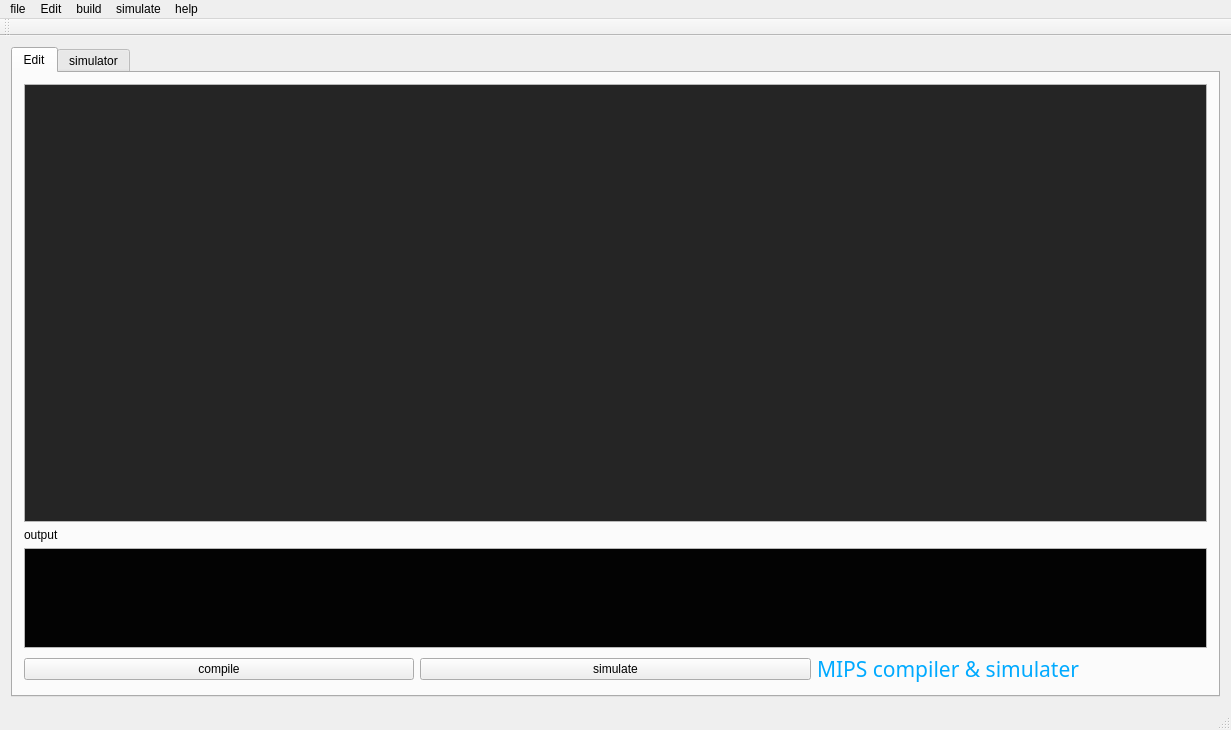
Old version of the form mainwindow.ui in the repository yunwei37/MIPS-sc-zju.
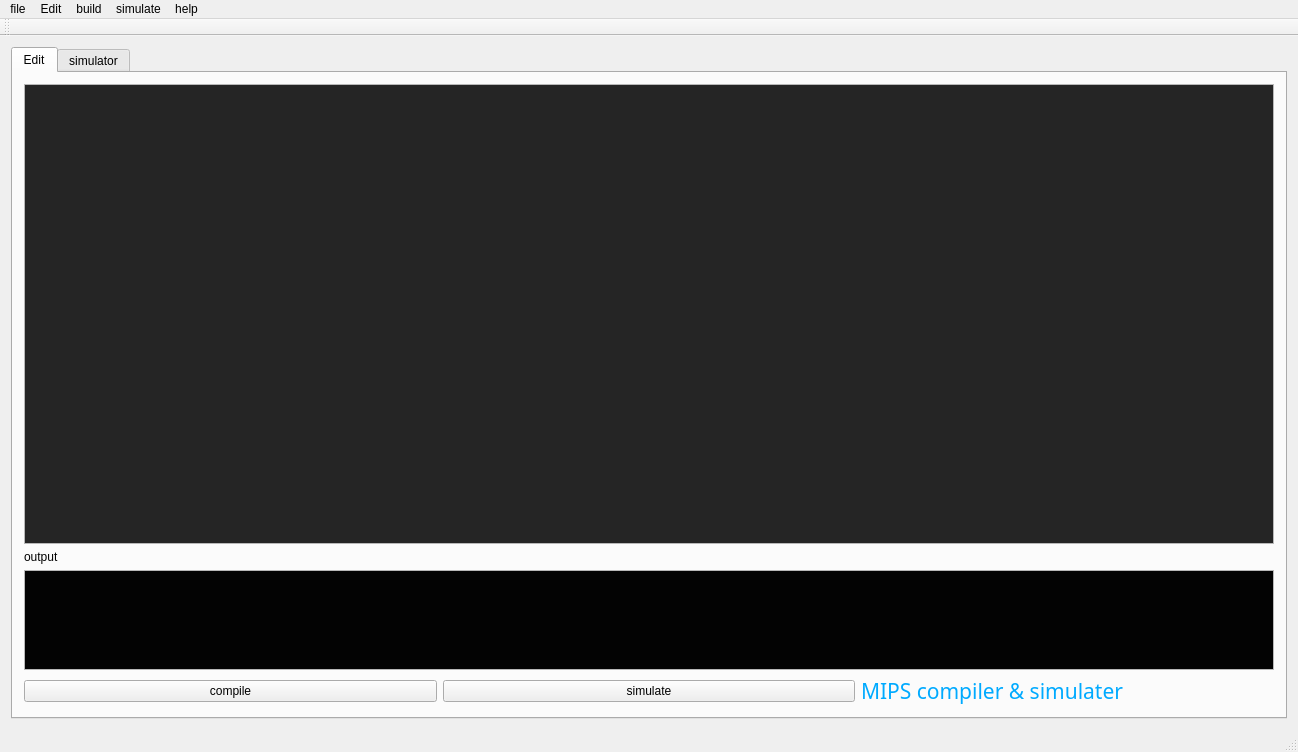
New version of the form. The open tabs and pages were chosen to show the change. Icons and pictures are not drawn.

```diff
--- a/mainwindow.ui
+++ b/mainwindow.ui
@@ -6,8 +6,8 @@
    <rect>
     <x>0</x>
     <y>0</y>
-    <width>1231</width>
-    <height>730</height>
+    <width>1298</width>
+    <height>752</height>
    </rect>
   </property>
   <property name="sizePolicy">
@@ -772,7 +772,7 @@
     <rect>
      <x>0</x>
      <y>0</y>
-     <width>1231</width>
+     <width>1298</width>
      <height>29</height>
     </rect>
    </property>
```
Left out of the diff: 2 changed lines with no effect on the pictures.
